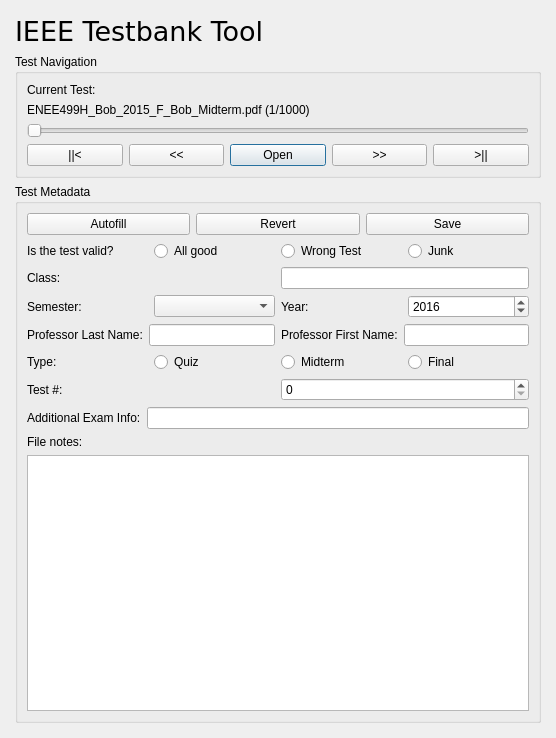
Old version of the form Sorting.ui in the repository UMDIEEE/ieee-tst.
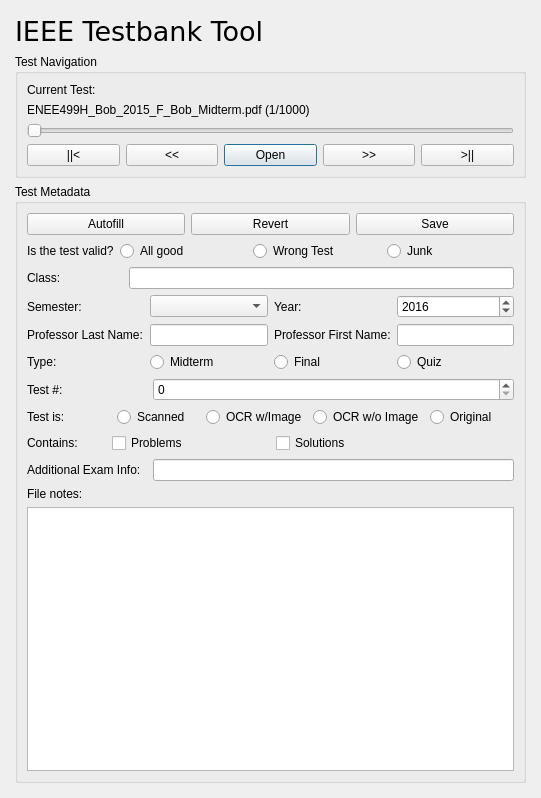
New version of the form.

Commit message: Update Sorting interface + code integration with new stuff

Diff of the .ui file:
```diff
--- a/Sorting.ui
+++ b/Sorting.ui
@@ -6,12 +6,12 @@
    <rect>
     <x>0</x>
     <y>0</y>
-    <width>556</width>
-    <height>738</height>
+    <width>541</width>
+    <height>798</height>
    </rect>
   </property>
   <property name="sizePolicy">
-   <sizepolicy hsizetype="Fixed" vsizetype="Fixed">
+   <sizepolicy hsizetype="Minimum" vsizetype="Minimum">
     <horstretch>0</horstretch>
     <verstretch>0</verstretch>
    </sizepolicy>
@@ -19,8 +19,8 @@
   <property name="windowTitle">
    <string>ENEE499H_Bob_2015_F_Bob_Midterm.pdf (1/1000) - IEEE Testbank Tool</string>
   </property>
-  <layout class="QGridLayout" name="gridLayout">
-   <item row="0" column="0">
+  <layout class="QVBoxLayout" name="verticalLayout">
+   <item>
     <layout class="QVBoxLayout" name="sortingLayout">
      <property name="margin">
       <number>4</number>
@@ -146,7 +146,7 @@
          </layout>
         </item>
         <item>
-         <layout class="QHBoxLayout" name="validTestLayout">
+         <layout class="QHBoxLayout" name="validTestLayout" stretch="1,2,2,2">
           <property name="leftMargin">
            <number>0</number>
           </property>
@@ -190,7 +190,7 @@
          </layout>
         </item>
         <item>
-         <layout class="QHBoxLayout" name="classLayout">
+         <layout class="QHBoxLayout" name="classLayout" stretch="1,4">
           <item>
            <widget class="QLabel" name="classLbl">
             <property name="text">
@@ -211,7 +211,7 @@
          </layout>
         </item>
         <item>
-         <layout class="QHBoxLayout" name="semesterLayout">
+         <layout class="QHBoxLayout" name="semesterLayout" stretch="1,1,1,1">
           <item>
            <widget class="QLabel" name="semesterLbl">
             <property name="text">
@@ -269,7 +269,7 @@
          </layout>
         </item>
         <item>
-         <layout class="QHBoxLayout" name="profLayout">
+         <layout class="QHBoxLayout" name="profLayout" stretch="1,1,1,1">
           <item>
            <widget class="QLabel" name="profLastNameLbl">
             <property name="text">
@@ -293,7 +293,7 @@
          </layout>
         </item>
         <item>
-         <layout class="QHBoxLayout" name="typeLayout">
+         <layout class="QHBoxLayout" name="typeLayout" stretch="1,1,1,1">
           <item>
            <widget class="QLabel" name="testTypeLbl">
             <property name="text">
@@ -301,16 +301,6 @@
             </property>
            </widget>
           </item>
-          <item>
-           <widget class="QRadioButton" name="testTypeQuizRadio">
-            <property name="text">
-             <string>Quiz</string>
-            </property>
-            <attribute name="buttonGroup">
-             <string notr="true">testTypeBtnGroup</string>
-            </attribute>
-           </widget>
-          </item>
           <item>
            <widget class="QRadioButton" name="testTypeMidtermRadio">
             <property name="text">
@@ -331,10 +321,20 @@
             </attribute>
            </widget>
           </item>
+          <item>
+           <widget class="QRadioButton" name="testTypeQuizRadio">
+            <property name="text">
+             <string>Quiz</string>
+            </property>
+            <attribute name="buttonGroup">
+             <string notr="true">testTypeBtnGroup</string>
+            </attribute>
+           </widget>
+          </item>
          </layout>
         </item>
         <item>
-         <layout class="QHBoxLayout" name="testNumLayout">
+         <layout class="QHBoxLayout" name="testNumLayout" stretch="1,3">
           <item>
            <widget class="QLabel" name="testNumLbl">
             <property name="text">
@@ -348,7 +348,86 @@
          </layout>
         </item>
         <item>
-         <layout class="QHBoxLayout" name="addlExamInfoLayout">
+         <layout class="QHBoxLayout" name="examScanTypeLayout" stretch="0,0,0,0,0">
+          <item>
+           <widget class="QLabel" name="examIsLbl">
+            <property name="text">
+             <string>Test is:</string>
+            </property>
+           </widget>
+          </item>
+          <item>
+           <widget class="QRadioButton" name="testScannedRadio">
+            <property name="text">
+             <string>Scanned</string>
+            </property>
+            <attribute name="buttonGroup">
+             <string notr="true">testScanOrigBtnGroup</string>
+            </attribute>
+           </widget>
+          </item>
+          <item>
+           <widget class="QRadioButton" name="testOCRWithImageRadio">
+            <property name="toolTip">
+             <string>&lt;html&gt;&lt;head/&gt;&lt;body&gt;&lt;p&gt;&lt;span style=&quot; font-weight:600;&quot;&gt;Scanned with OCR&lt;/span&gt;&lt;/p&gt;&lt;p&gt;The file is scanned, but you can highlight and copy the text in the file, due to OCR (Optical Character Recognition) being used during the scan. This tends to generally occur with PDFs, but can be present in other files. If the original image is still underneath the text, let us know in the &amp;quot;Additional Exam Info&amp;quot; section.&lt;/p&gt;&lt;/body&gt;&lt;/html&gt;</string>
+            </property>
+            <property name="text">
+             <string>OCR w/Image</string>
+            </property>
+            <attribute name="buttonGroup">
+             <string notr="true">testScanOrigBtnGroup</string>
+            </attribute>
+           </widget>
+          </item>
+          <item>
+           <widget class="QRadioButton" name="testOCRWithoutImageRadio">
+            <property name="text">
+             <string>OCR w/o Image</string>
+            </property>
+            <attribute name="buttonGroup">
+             <string notr="true">testScanOrigBtnGroup</string>
+            </attribute>
+           </widget>
+          </item>
+          <item>
+           <widget class="QRadioButton" name="testOriginalRadio">
+            <property name="text">
+             <string>Original</string>
+            </property>
+            <attribute name="buttonGroup">
+             <string notr="true">testScanOrigBtnGroup</string>
+            </attribute>
+           </widget>
+          </item>
+         </layout>
+        </item>
+        <item>
+         <layout class="QHBoxLayout" name="containsLayout" stretch="1,2,3">
+          <item>
+           <widget class="QLabel" name="containsLbl">
+            <property name="text">
+             <string>Contains:</string>
+            </property>
+           </widget>
+          </item>
+          <item>
+           <widget class="QCheckBox" name="testProblemsCheckBox">
+            <property name="text">
+             <string>Problems</string>
+            </property>
+           </widget>
+          </item>
+          <item>
+           <widget class="QCheckBox" name="testSolutionsCheckBox">
+            <property name="text">
+             <string>Solutions</string>
+            </property>
+           </widget>
+          </item>
+         </layout>
+        </item>
+        <item>
+         <layout class="QHBoxLayout" name="addlExamInfoLayout" stretch="1,3">
           <item>
            <widget class="QLabel" name="addlExamInfoLbl">
             <property name="text">
```
Left out of the diff: 12 changed lines with no effect on the pictures. The commit also changes 1 other file.
